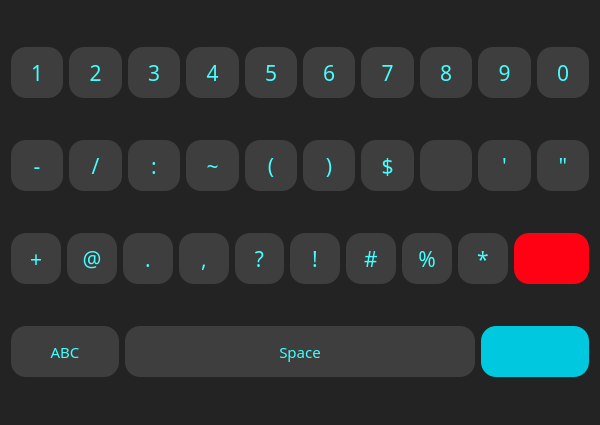
Before: the Qt Designer form UI Files/NumberandSymbolsWindow.ui in K-A-B-I-L-A-N/Smart-BMI, drawn with Qt 5.
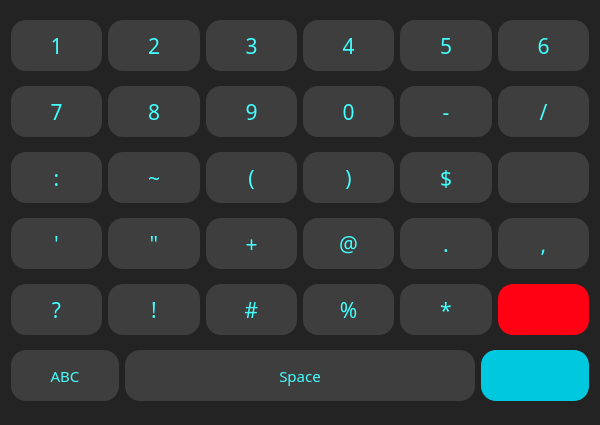
After: the same form once the commit is applied. Icons and pictures are not drawn.

```diff
--- a/UI Files/NumberandSymbolsWindow.ui
+++ b/UI Files/NumberandSymbolsWindow.ui
@@ -309,6 +309,10 @@
        </property>
       </widget>
      </item>
+    </layout>
+   </item>
+   <item>
+    <layout class="QHBoxLayout" name="horizontalLayout_2">
      <item>
       <widget class="QPushButton" name="seven_bt">
        <property name="sizePolicy">
@@ -501,10 +505,6 @@
        </property>
       </widget>
      </item>
-    </layout>
-   </item>
-   <item>
-    <layout class="QHBoxLayout" name="horizontalLayout_2">
      <item>
       <widget class="QPushButton" name="hyphen_bt">
        <property name="sizePolicy">
@@ -601,6 +601,10 @@
        </property>
       </widget>
      </item>
+    </layout>
+   </item>
+   <item>
+    <layout class="QHBoxLayout" name="horizontalLayout_5">
      <item>
       <widget class="QPushButton" name="colon_bt">
        <property name="sizePolicy">
@@ -899,6 +903,10 @@
        </property>
       </widget>
      </item>
+    </layout>
+   </item>
+   <item>
+    <layout class="QHBoxLayout" name="horizontalLayout_6">
      <item>
       <widget class="QPushButton" name="sapostrophe_bt">
        <property name="sizePolicy">
@@ -995,10 +1003,6 @@
        </property>
       </widget>
      </item>
-    </layout>
-   </item>
-   <item>
-    <layout class="QHBoxLayout" name="horizontalLayout_3">
      <item>
       <widget class="QPushButton" name="plus_bt">
        <property name="sizePolicy">
@@ -1191,6 +1195,10 @@
        </property>
       </widget>
      </item>
+    </layout>
+   </item>
+   <item>
+    <layout class="QHBoxLayout" name="horizontalLayout_3">
      <item>
       <widget class="QPushButton" name="qmark_bt">
        <property name="sizePolicy">
```
